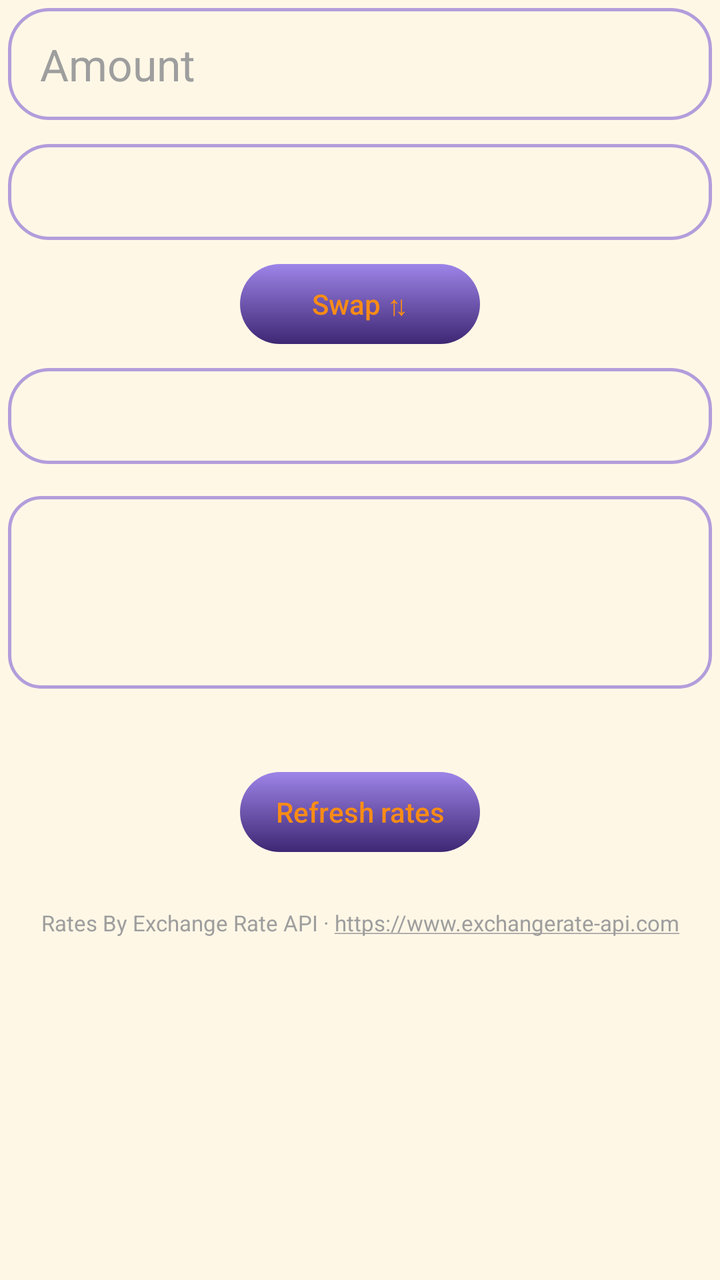
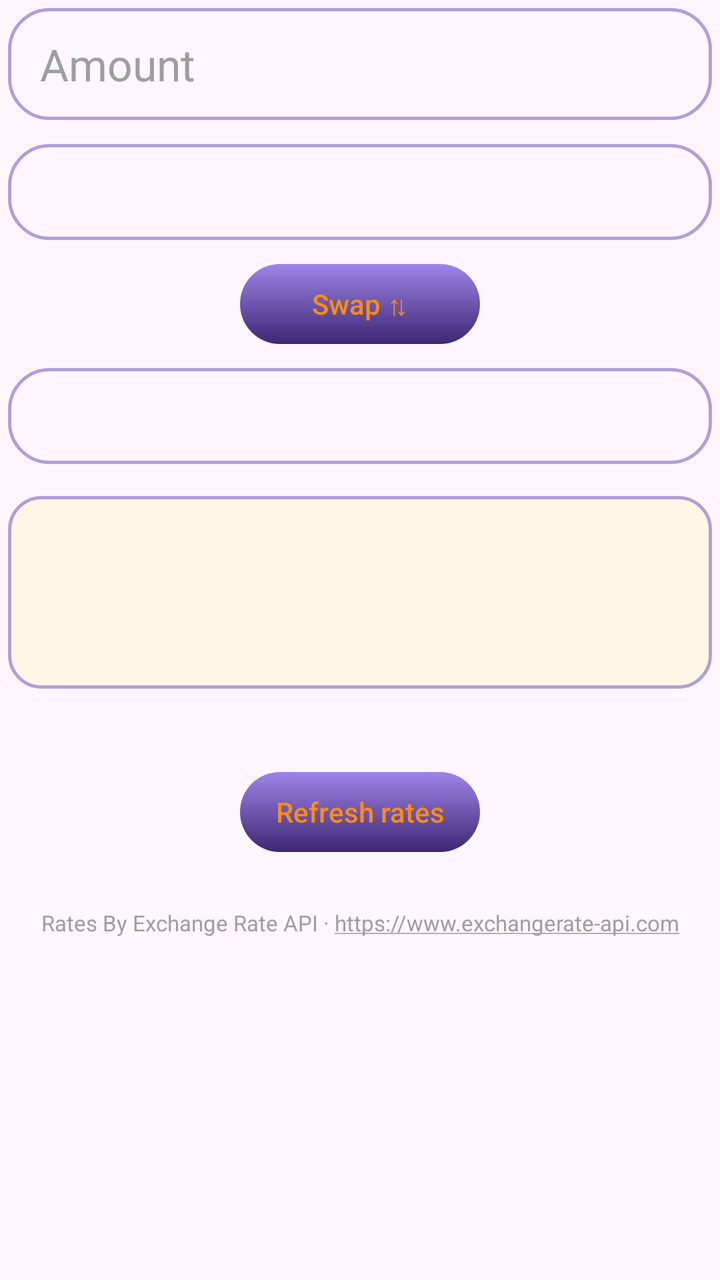

An Android layout rendered at two revisions. The XML below is the earlier revision; the diff shows what the commit changed to produce the second picture.
<!-- AndroidManifest.xml: application theme Theme.MyAssistant -->
<!-- res/layout/fragment_currency.xml -->
<?xml version="1.0" encoding="utf-8"?>
<androidx.core.widget.NestedScrollView xmlns:android="http://schemas.android.com/apk/res/android"
    android:layout_width="match_parent"
    android:layout_height="match_parent"
    android:background="@color/background"
    android:fillViewport="true">

    <LinearLayout
        android:layout_width="match_parent"
        android:layout_height="wrap_content"
        android:orientation="vertical"
        android:padding="4dp">

        <EditText
            android:id="@+id/amountInput"
            android:layout_width="match_parent"
            android:layout_height="56dp"
            android:background="@drawable/bg_spinner"
            android:hint="@string/currency_amount_hint"
            android:importantForAutofill="no"
            android:inputType="numberDecimal"
            android:maxLines="1"
            android:paddingStart="16dp"
            android:paddingEnd="16dp"
            android:textColor="@color/text_color"
            android:textColorHint="@color/text_muted"
            android:textSize="22sp" />

        <FrameLayout
            android:layout_width="match_parent"
            android:layout_height="48dp"
            android:layout_marginTop="12dp"
            android:background="@drawable/bg_spinner">

            <Spinner
                android:id="@+id/fromSpinner"
                android:layout_width="match_parent"
                android:layout_height="match_parent"
                android:background="@android:color/transparent"
                android:popupBackground="@drawable/bg_spinner_dropdown"
                android:paddingStart="14dp"
                android:paddingEnd="28dp" />
        </FrameLayout>

        <androidx.appcompat.widget.AppCompatButton
            android:id="@+id/swapButton"
            style="@style/Widget.MyAssistant.ScanButton"
            android:layout_width="wrap_content"
            android:layout_height="wrap_content"
            android:layout_gravity="center_horizontal"
            android:layout_marginTop="8dp"
            android:layout_marginBottom="8dp"
            android:minWidth="120dp"
            android:text="@string/currency_swap" />

        <FrameLayout
            android:layout_width="match_parent"
            android:layout_height="48dp"
            android:background="@drawable/bg_spinner">

            <Spinner
                android:id="@+id/toSpinner"
                android:layout_width="match_parent"
                android:layout_height="match_parent"
                android:background="@android:color/transparent"
                android:popupBackground="@drawable/bg_spinner_dropdown"
                android:paddingStart="14dp"
                android:paddingEnd="28dp" />
        </FrameLayout>

        <LinearLayout
            android:id="@+id/resultPanel"
            android:layout_width="match_parent"
            android:layout_height="wrap_content"
            android:layout_marginTop="16dp"
            android:background="@drawable/bg_spinner_dropdown"
            android:gravity="center_horizontal"
            android:orientation="vertical"
            android:padding="16dp">

            <TextView
                android:id="@+id/resultText"
                android:layout_width="match_parent"
                android:layout_height="wrap_content"
                android:gravity="center"
                android:textColor="@color/text_color"
                android:textSize="28sp"
                android:textStyle="bold" />

            <TextView
                android:id="@+id/rateText"
                android:layout_width="match_parent"
                android:layout_height="wrap_content"
                android:layout_marginTop="8dp"
                android:gravity="center"
                android:textColor="@color/text_secondary"
                android:textSize="14sp" />
        </LinearLayout>

        <TextView
            android:id="@+id/statusText"
            android:layout_width="match_parent"
            android:layout_height="wrap_content"
            android:layout_marginTop="12dp"
            android:gravity="center"
            android:textColor="@color/text_secondary"
            android:textSize="13sp" />

        <androidx.appcompat.widget.AppCompatButton
            android:id="@+id/refreshButton"
            style="@style/Widget.MyAssistant.ScanButton"
            android:layout_width="wrap_content"
            android:layout_height="wrap_content"
            android:layout_gravity="center_horizontal"
            android:layout_marginTop="8dp"
            android:minWidth="120dp"
            android:text="@string/currency_refresh" />

        <TextView
            android:layout_width="match_parent"
            android:layout_height="wrap_content"
            android:layout_marginTop="24dp"
            android:autoLink="web"
            android:gravity="center"
            android:text="@string/currency_attribution"
            android:textColor="@color/text_muted"
            android:textColorLink="@color/text_muted"
            android:textSize="11sp" />
    </LinearLayout>
</androidx.core.widget.NestedScrollView>
<!-- resources referenced by this layout -->
<resources>
  <!-- drawable bg_spinner (drawable) -->
  <?xml version="1.0" encoding="utf-8"?>
  <shape xmlns:android="http://schemas.android.com/apk/res/android"
      android:shape="rectangle">
  
      <solid android:color="@android:color/transparent" />
  
      <stroke
          android:width="1.5dp"
          android:color="@color/outline" />
  
      <corners android:radius="20dp" />
  </shape>
  <!-- drawable bg_spinner_dropdown (drawable) -->
  <?xml version="1.0" encoding="utf-8"?>
  <shape xmlns:android="http://schemas.android.com/apk/res/android"
      android:shape="rectangle">
  
      <solid android:color="@color/background" />
  
      <stroke
          android:width="1.5dp"
          android:color="@color/outline" />
  
      <corners android:radius="16dp" />
  </shape>
  <style name="Widget.MyAssistant.ScanButton" parent="Widget.AppCompat.Button">
          <item name="android:background">@drawable/button_selector</item>
          <item name="android:textColor">@color/text_color_btn</item>
          <item name="android:textAllCaps">false</item>
          <item name="android:stateListAnimator">@null</item>
      </style>
  <!-- drawable button_selector (drawable) -->
  <?xml version="1.0" encoding="utf-8"?>
  <selector xmlns:android="http://schemas.android.com/apk/res/android">
  
      <item android:state_pressed="true">
          <inset
              android:insetTop="4dp"
              android:insetBottom="4dp">
              <shape android:shape="rectangle">
                  <gradient
                      android:type="linear"
                      android:angle="55"
                      android:startColor="@color/button_end"
                      android:endColor="@color/button_pressed_end"/>
                  <corners android:radius="20dp" />
              </shape>
          </inset>
      </item>
  
      <item>
          <inset
              android:insetTop="4dp"
              android:insetBottom="4dp">
              <shape android:shape="rectangle">
                  <gradient
                      android:type="linear"
                      android:angle="125"
                      android:startColor="@color/button_start"
                      android:endColor="@color/button_end" />
                  <corners android:radius="20dp" />
              </shape>
          </inset>
      </item>
  
  </selector>
  <style name="Base.Theme.MyAssistant" parent="Theme.Material3.DayNight.NoActionBar">
          <item name="materialSwitchStyle">@style/MyAssistantMaterialSwitch</item>
          <item name="android:windowLightStatusBar">@bool/light_status_bar</item>
  
          <item name="colorPrimary">@color/md_primary</item>
          <item name="colorOnPrimary">@color/md_on_primary</item>
          <item name="android:colorBackground">@color/md_background</item>
          <item name="colorSurface">@color/md_surface</item>
          <item name="colorSurfaceContainerLowest">@color/md_surface_container_lowest</item>
          <item name="colorSurfaceContainerLow">@color/md_surface_container_low</item>
          <item name="colorSurfaceContainer">@color/md_surface_container</item>
          <item name="colorSurfaceContainerHigh">@color/md_surface_container_high</item>
          <item name="colorSurfaceContainerHighest">@color/md_surface_container_highest</item>
          <item name="colorOnSurface">@color/md_on_surface</item>
          <item name="colorSurfaceVariant">@color/md_surface_variant</item>
          <item name="colorOnSurfaceVariant">@color/md_on_surface_variant</item>
          <item name="colorOutline">@color/md_outline</item>
      </style>
  <!-- unchanged entries left out for length: 30 -->
</resources>

<!-- the commit's change to res/layout/fragment_currency.xml (unified diff, before → after) -->
@@ -2,7 +2,6 @@
 <androidx.core.widget.NestedScrollView xmlns:android="http://schemas.android.com/apk/res/android"
     android:layout_width="match_parent"
     android:layout_height="match_parent"
-    android:background="@color/background"
     android:fillViewport="true">
 
     <LinearLayout
@@ -22,8 +21,8 @@
             android:maxLines="1"
             android:paddingStart="16dp"
             android:paddingEnd="16dp"
-            android:textColor="@color/text_color"
-            android:textColorHint="@color/text_muted"
+            android:textColor="?attr/maText"
+            android:textColorHint="?attr/maTextMuted"
             android:textSize="22sp" />
 
         <FrameLayout
@@ -83,7 +82,7 @@
                 android:layout_width="match_parent"
                 android:layout_height="wrap_content"
                 android:gravity="center"
-                android:textColor="@color/text_color"
+                android:textColor="?attr/maText"
                 android:textSize="28sp"
                 android:textStyle="bold" />
 
@@ -93,7 +92,7 @@
                 android:layout_height="wrap_content"
                 android:layout_marginTop="8dp"
                 android:gravity="center"
-                android:textColor="@color/text_secondary"
+                android:textColor="?attr/maTextSecondary"
                 android:textSize="14sp" />
         </LinearLayout>
 
@@ -103,7 +102,7 @@
             android:layout_height="wrap_content"
             android:layout_marginTop="12dp"
             android:gravity="center"
-            android:textColor="@color/text_secondary"
+            android:textColor="?attr/maTextSecondary"
             android:textSize="13sp" />
 
         <androidx.appcompat.widget.AppCompatButton
@@ -123,8 +122,8 @@
             android:autoLink="web"
             android:gravity="center"
             android:text="@string/currency_attribution"
-            android:textColor="@color/text_muted"
-            android:textColorLink="@color/text_muted"
+            android:textColor="?attr/maTextMuted"
+            android:textColorLink="?attr/maTextMuted"
             android:textSize="11sp" />
     </LinearLayout>
 </androidx.core.widget.NestedScrollView>
<!-- resource entries referenced after the edit -->
@@ -8,27 +8,27 @@
       <solid android:color="@android:color/transparent" />
   
       <stroke
-          android:width="1.5dp"
-          android:color="@color/outline" />
+          android:width="?attr/maStroke"
+          android:color="?attr/maOutline" />
   
-      <corners android:radius="20dp" />
+      <corners android:radius="?attr/maCorner" />
   </shape>
   <!-- drawable bg_spinner_dropdown (drawable) -->
   <?xml version="1.0" encoding="utf-8"?>
   <shape xmlns:android="http://schemas.android.com/apk/res/android"
       android:shape="rectangle">
   
-      <solid android:color="@color/background" />
+      <solid android:color="?attr/maBackground" />
   
       <stroke
-          android:width="1.5dp"
-          android:color="@color/outline" />
+          android:width="?attr/maStroke"
+          android:color="?attr/maOutline" />
   
-      <corners android:radius="16dp" />
+      <corners android:radius="?attr/maCornerPanel" />
   </shape>
   <style name="Widget.MyAssistant.ScanButton" parent="Widget.AppCompat.Button">
           <item name="android:background">@drawable/button_selector</item>
-          <item name="android:textColor">@color/text_color_btn</item>
+          <item name="android:textColor">?attr/maButtonLabel</item>
           <item name="android:textAllCaps">false</item>
           <item name="android:stateListAnimator">@null</item>
       </style>
@@ -44,9 +44,12 @@
                   <gradient
                       android:type="linear"
                       android:angle="55"
-                      android:startColor="@color/button_end"
-                      android:endColor="@color/button_pressed_end"/>
-                  <corners android:radius="20dp" />
+                      android:startColor="?attr/maButtonEnd"
+                      android:endColor="?attr/maButtonPressedEnd"/>
+                  <stroke
+                      android:width="?attr/maButtonStroke"
+                      android:color="?attr/maButtonStrokeColor" />
+                  <corners android:radius="?attr/maCorner" />
               </shape>
           </inset>
       </item>
@@ -59,9 +62,12 @@
                   <gradient
                       android:type="linear"
                       android:angle="125"
-                      android:startColor="@color/button_start"
-                      android:endColor="@color/button_end" />
-                  <corners android:radius="20dp" />
+                      android:startColor="?attr/maButtonStart"
+                      android:endColor="?attr/maButtonEnd" />
+                  <stroke
+                      android:width="?attr/maButtonStroke"
+                      android:color="?attr/maButtonStrokeColor" />
+                  <corners android:radius="?attr/maCorner" />
               </shape>
           </inset>
       </item>
@@ -84,7 +90,41 @@
           <item name="colorSurfaceVariant">@color/md_surface_variant</item>
           <item name="colorOnSurfaceVariant">@color/md_on_surface_variant</item>
           <item name="colorOutline">@color/md_outline</item>
+  
+          <item name="maBackground">@color/background</item>
+          <item name="maText">@color/text_color</item>
+          <item name="maTextSecondary">@color/text_secondary</item>
+          <item name="maTextMuted">@color/text_muted</item>
+          <item name="maOutline">@color/outline</item>
+          <item name="maTabSelected">@color/tab_selected</item>
+          <item name="maTabText">@color/colorPrimary</item>
+          <item name="maSwitchTrack">@color/switch_track</item>
+          <item name="maAccent">@color/colorPrimary</item>
+          <item name="maButtonLabel">@color/text_color_btn</item>
+          <item name="maButtonStart">@color/button_start</item>
+          <item name="maButtonEnd">@color/button_end</item>
+          <item name="maButtonPressedEnd">@color/button_pressed_end</item>
+          <item name="maButtonStrokeColor">@android:color/transparent</item>
+          <item name="maOverdue">@color/status_overdue</item>
+          <item name="maImportant">@color/status_important</item>
+          <item name="maOk">@color/status_ok</item>
+          <item name="maCorner">20dp</item>
+          <item name="maCornerPanel">16dp</item>
+          <item name="maCornerTab">18dp</item>
+          <item name="maStroke">1.5dp</item>
+          <item name="maButtonStroke">0dp</item>
+          <item name="maBackdrop">@drawable/backdrop_classic</item>
       </style>
+  <color name="tab_selected">#E8DAFF</color>
+  <color name="status_overdue">#D32F2F</color>
+  <color name="status_important">#FA8C16</color>
+  <color name="status_ok">#00C853</color>
+  <!-- drawable backdrop_classic (drawable) -->
+  <?xml version="1.0" encoding="utf-8"?>
+  <shape xmlns:android="http://schemas.android.com/apk/res/android"
+      android:shape="rectangle">
+      <solid android:color="?attr/maBackground" />
+  </shape>
   <!-- unchanged entries left out for length: 30 -->
 </resources>
 
